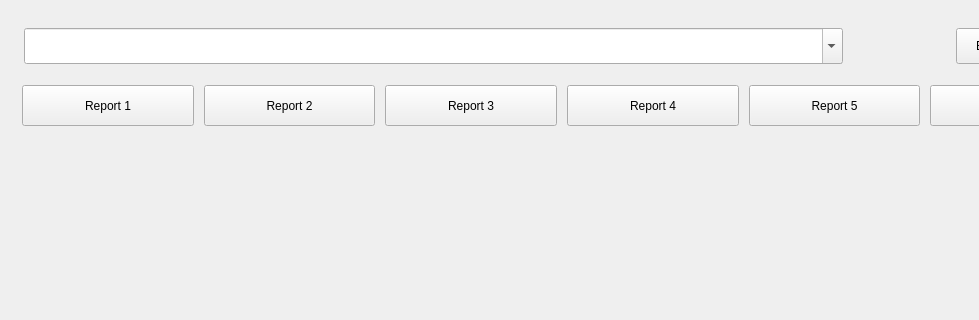
YassineBaghdadi/Students-Report, file source/ui/home.ui: the form before one commit; both pictures show x 0 to 979 and y 0 to 320 of the 1124 by 574 pixel window.
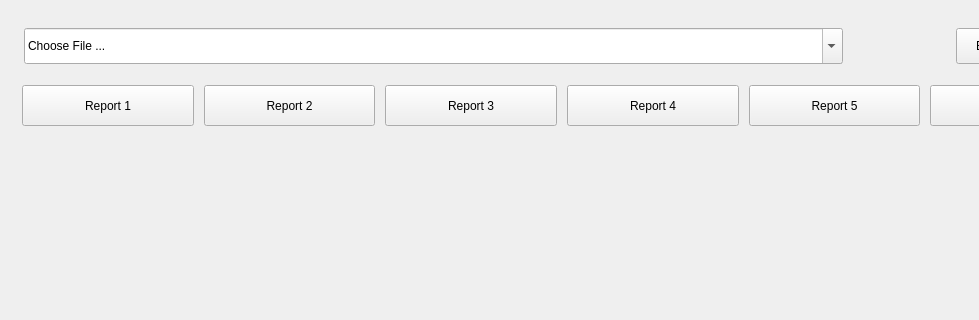
The form after the commit.

Diff of the .ui file:
```diff
--- a/source/ui/home.ui
+++ b/source/ui/home.ui
@@ -91,6 +91,11 @@
           <property name="editable">
            <bool>true</bool>
           </property>
+          <item>
+           <property name="text">
+            <string>Choose File ...</string>
+           </property>
+          </item>
          </widget>
         </item>
         <item>
```
Left out of the diff: 3 changed lines with no effect on the pictures.
